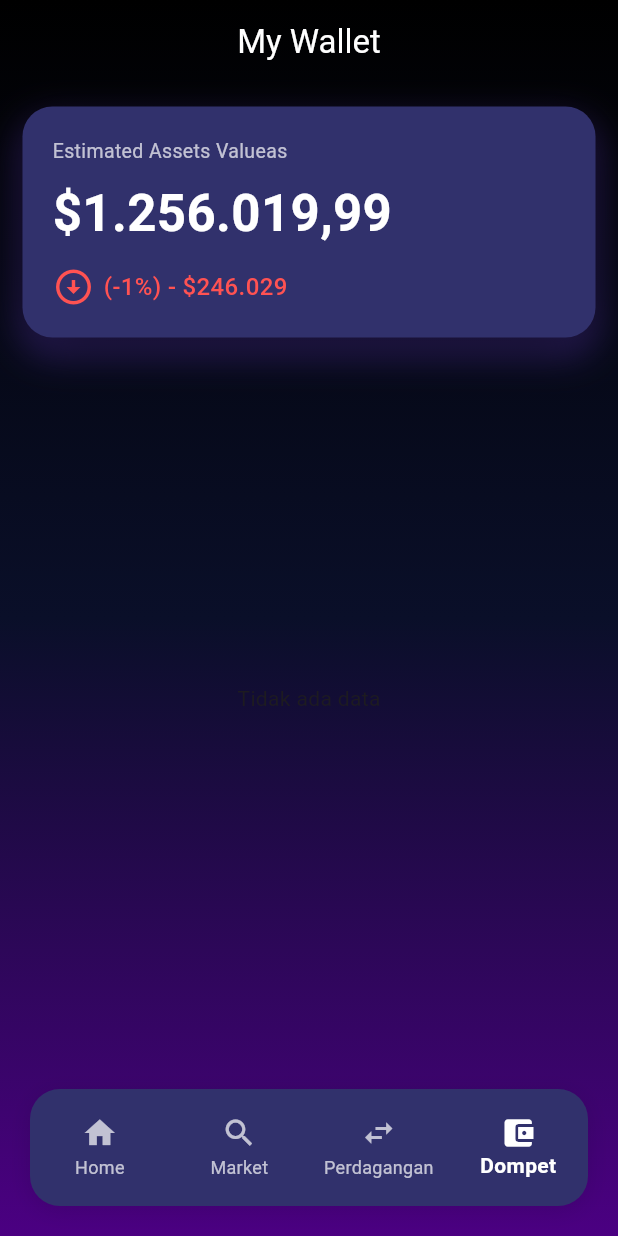
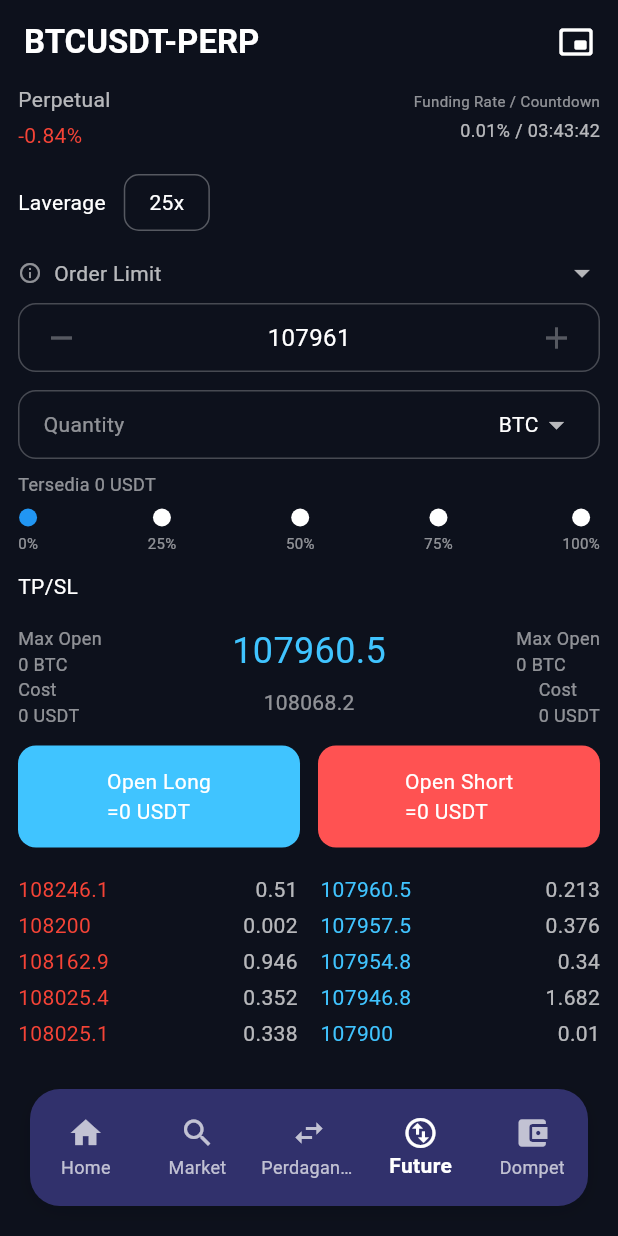
Before and after one commit to WawanJanuar/HwingsExchanges, a Flutter app: the screen it shows after launch, item 4 of the bottom bar chosen, on a phone screen of 412 x 824 dp. Run offline on Flutter 3.47's test engine with Material 3 defaults, Android fonts, the light colour scheme and no system bars; our stand-ins replace dio, shared_preferences; network calls fail.

Commit message:
penambahan page future

```diff
--- a/lib/main.dart
+++ b/lib/main.dart
@@ -2,6 +2,7 @@ import 'package:flutter/material.dart';
 import 'package:hwing_exchange/controller/providerData.dart';
 import 'package:hwing_exchange/model/marketmodel.dart';
 import 'package:hwing_exchange/screen/Portofolio.dart';
+import 'package:hwing_exchange/screen/future.dart';
 import 'package:hwing_exchange/screen/homePage-2.dart';
 import 'package:hwing_exchange/screen/marketview.dart';
 import 'package:hwing_exchange/screen/tradeview.dart';
@@ -57,6 +58,7 @@ class _RootNavigationState extends State<RootNavigation> {
         changePercent: 2.34,
       ),
     ),
+    const FuturePage(),
     const Portofolio(),
   ];
 
@@ -117,6 +119,10 @@ class _RootNavigationState extends State<RootNavigation> {
                   label: 'Perdagangan',
                 ),
                 BottomNavigationBarItem(
+                  icon: Icon(Icons.swap_vert_circle_outlined),
+                  label: 'Future',
+                ),
+                BottomNavigationBarItem(
                   icon: Icon(Icons.account_balance_wallet),
                   label: 'Dompet',
                 ),
--- /dev/null
+++ b/lib/screen/future.dart
@@ -0,0 +1,333 @@
+import 'package:flutter/material.dart';
+
+class FuturePage extends StatelessWidget {
+  const FuturePage({super.key});
+
+  @override
+  Widget build(BuildContext context) {
+    return Scaffold(
+      backgroundColor: const Color(0xFF0D111C),
+      appBar: AppBar(
+        backgroundColor: const Color(0xFF0D111C),
+        elevation: 0,
+        title: const Text(
+          'BTCUSDT-PERP',
+          style: TextStyle(fontWeight: FontWeight.bold, color: Colors.white),
+        ),
+        actions: const [
+          Padding(
+            padding: EdgeInsets.only(right: 16.0),
+            child: Icon(
+              Icons.picture_in_picture_alt_rounded,
+              color: Colors.white,
+            ),
+          ),
+        ],
+      ),
+      body: Padding(
+        padding: const EdgeInsets.symmetric(horizontal: 12),
+        child: Column(
+          children: [
+            Row(
+              mainAxisAlignment: MainAxisAlignment.spaceBetween,
+              children: [
+                Column(
+                  crossAxisAlignment: CrossAxisAlignment.start,
+                  children: const [
+                    Text('Perpetual', style: TextStyle(color: Colors.white70)),
+                    SizedBox(height: 4),
+                    Text('-0.84%', style: TextStyle(color: Colors.red)),
+                  ],
+                ),
+                const Column(
+                  crossAxisAlignment: CrossAxisAlignment.end,
+                  children: [
+                    Text(
+                      'Funding Rate / Countdown',
+                      style: TextStyle(color: Colors.white54, fontSize: 10),
+                    ),
+                    SizedBox(height: 4),
+                    Text(
+                      '0.01% / 03:43:42',
+                      style: TextStyle(color: Colors.white70, fontSize: 12),
+                    ),
+                  ],
+                ),
+              ],
+            ),
+            const SizedBox(height: 16),
+            Row(
+              children: [
+                Text('Laverage', style: TextStyle(color: Colors.white)),
+                SizedBox(width: 12),
+                Container(
+                  padding: const EdgeInsets.symmetric(
+                    horizontal: 16,
+                    vertical: 8,
+                  ),
+                  decoration: BoxDecoration(
+                    border: Border.all(color: Colors.white30),
+                    borderRadius: BorderRadius.circular(10),
+                  ),
+                  child: const Text(
+                    '25x',
+                    style: TextStyle(color: Colors.white),
+                  ),
+                ),
+              ],
+            ),
+            const SizedBox(height: 16),
+            Row(
+              children: const [
+                Icon(Icons.info_outline, color: Colors.white54, size: 16),
+                SizedBox(width: 8),
+                Text('Order Limit', style: TextStyle(color: Colors.white70)),
+                Spacer(),
+                Icon(Icons.arrow_drop_down, color: Colors.white70),
+              ],
+            ),
+            const SizedBox(height: 8),
+            Container(
+              padding: const EdgeInsets.symmetric(horizontal: 16, vertical: 10),
+              decoration: BoxDecoration(
+                border: Border.all(color: Colors.white24),
+                borderRadius: BorderRadius.circular(12),
+              ),
+              child: Row(
+                mainAxisAlignment: MainAxisAlignment.spaceBetween,
+                children: const [
+                  Icon(Icons.remove, color: Colors.white30),
+                  Text(
+                    '107961',
+                    style: TextStyle(color: Colors.white, fontSize: 16),
+                  ),
+                  Icon(Icons.add, color: Colors.white30),
+                ],
+              ),
+            ),
+            const SizedBox(height: 12),
+            Container(
+              padding: const EdgeInsets.symmetric(horizontal: 16, vertical: 10),
+              decoration: BoxDecoration(
+                border: Border.all(color: Colors.white24),
+                borderRadius: BorderRadius.circular(12),
+              ),
+              child: Row(
+                children: const [
+                  Text('Quantity', style: TextStyle(color: Colors.white54)),
+                  Spacer(),
+                  Text('BTC', style: TextStyle(color: Colors.white)),
+                  Icon(Icons.arrow_drop_down, color: Colors.white70),
+                ],
+              ),
+            ),
+            const SizedBox(height: 8),
+            const Align(
+              alignment: Alignment.centerLeft,
+              child: Text(
+                'Tersedia 0 USDT',
+                style: TextStyle(color: Colors.white54, fontSize: 12),
+              ),
+            ),
+            const SizedBox(height: 8),
+            Row(
+              mainAxisAlignment: MainAxisAlignment.spaceBetween,
+              children:
+                  [0, 25, 50, 75, 100]
+                      .map(
+                        (e) => Column(
+                          children: [
+                            CircleAvatar(
+                              radius: 6,
+                              backgroundColor:
+                                  e == 0 ? Colors.blue : Colors.white,
+                            ),
+                            const SizedBox(height: 4),
+                            Text(
+                              '$e%',
+                              style: const TextStyle(
+                                color: Colors.white54,
+                                fontSize: 10,
+                              ),
+                            ),
+                          ],
+                        ),
+                      )
+                      .toList(),
+            ),
+            const SizedBox(height: 12),
+            const Align(
+              alignment: Alignment.centerLeft,
+              child: Text('TP/SL', style: TextStyle(color: Colors.white)),
+            ),
+            const SizedBox(height: 16),
+            Row(
+              mainAxisAlignment: MainAxisAlignment.spaceBetween,
+              children: const [
+                Text(
+                  'Max Open\n0 BTC',
+                  style: TextStyle(color: Colors.white54, fontSize: 12),
+                ),
+                Text(
+                  '107960.5',
+                  style: TextStyle(color: Colors.lightBlueAccent, fontSize: 24),
+                ),
+                Text(
+                  'Max Open\n0 BTC',
+                  style: TextStyle(color: Colors.white54, fontSize: 12),
+                ),
+              ],
+            ),
+            Row(
+              mainAxisAlignment: MainAxisAlignment.spaceBetween,
+              children: const [
+                Text(
+                  'Cost\n0 USDT',
+                  style: TextStyle(color: Colors.white54, fontSize: 12),
+                ),
+                Text('108068.2', style: TextStyle(color: Colors.white54)),
+                Text(
+                  'Cost\n0 USDT',
+                  style: TextStyle(color: Colors.white54, fontSize: 12),
+                ),
+              ],
+            ),
+            const SizedBox(height: 12),
+            Row(
+              children: [
+                Expanded(
+                  child: Container(
+                    padding: const EdgeInsets.all(14),
+                    decoration: BoxDecoration(
+                      color: Colors.lightBlueAccent,
+                      borderRadius: BorderRadius.circular(12),
+                    ),
+                    child: const Center(
+                      child: Text(
+                        'Open Long\n=0 USDT',
+                        style: TextStyle(color: Colors.white),
+                      ),
+                    ),
+                  ),
+                ),
+                const SizedBox(width: 12),
+                Expanded(
+                  child: Container(
+                    padding: const EdgeInsets.all(14),
+                    decoration: BoxDecoration(
+                      color: Colors.redAccent,
+                      borderRadius: BorderRadius.circular(12),
+                    ),
+                    child: const Center(
+                      child: Text(
+                        'Open Short\n=0 USDT',
+                        style: TextStyle(color: Colors.white),
+                      ),
+                    ),
+                  ),
+                ),
+              ],
+            ),
+            const SizedBox(height: 16),
+            Expanded(
+              child: Row(
+                children: [
+                  Expanded(
+                    child: ListView(
+                      children: const [
+                        OrderBookItem(
+                          price: '108246.1',
+                          amount: '0.51',
+                          color: Colors.red,
+                        ),
+                        OrderBookItem(
+                          price: '108200',
+                          amount: '0.002',
+                          color: Colors.red,
+                        ),
+                        OrderBookItem(
+                          price: '108162.9',
+                          amount: '0.946',
+                          color: Colors.red,
+                        ),
+                        OrderBookItem(
+                          price: '108025.4',
+                          amount: '0.352',
+                          color: Colors.red,
+                        ),
+                        OrderBookItem(
+                          price: '108025.1',
+                          amount: '0.338',
+                          color: Colors.red,
+                        ),
+                      ],
+                    ),
+                  ),
+                  SizedBox(width: 15),
+                  Expanded(
+                    child: ListView(
+                      children: const [
+                        OrderBookItem(
+                          price: '107960.5',
+                          amount: '0.213',
+                          color: Colors.lightBlueAccent,
+                        ),
+                        OrderBookItem(
+                          price: '107957.5',
+                          amount: '0.376',
+                          color: Colors.lightBlueAccent,
+                        ),
+                        OrderBookItem(
+                          price: '107954.8',
+                          amount: '0.34',
+                          color: Colors.lightBlueAccent,
+                        ),
+                        OrderBookItem(
+                          price: '107946.8',
+                          amount: '1.682',
+                          color: Colors.lightBlueAccent,
+                        ),
+                        OrderBookItem(
+                          price: '107900',
+                          amount: '0.01',
+                          color: Colors.lightBlueAccent,
+                        ),
+                      ],
+                    ),
+                  ),
+                ],
+              ),
+            ),
+          ],
+        ),
+      ),
+    );
+  }
+}
+
+class OrderBookItem extends StatelessWidget {
+  final String price;
+  final String amount;
+  final Color color;
+
+  const OrderBookItem({
+    required this.price,
+    required this.amount,
+    required this.color,
+    super.key,
+  });
+
+  @override
+  Widget build(BuildContext context) {
+    return Padding(
+      padding: const EdgeInsets.symmetric(vertical: 2.0),
+      child: Row(
+        mainAxisAlignment: MainAxisAlignment.spaceBetween,
+        children: [
+          Text(price, style: TextStyle(color: color)),
+          Text(amount, style: const TextStyle(color: Colors.white70)),
+        ],
+      ),
+    );
+  }
+}
```
